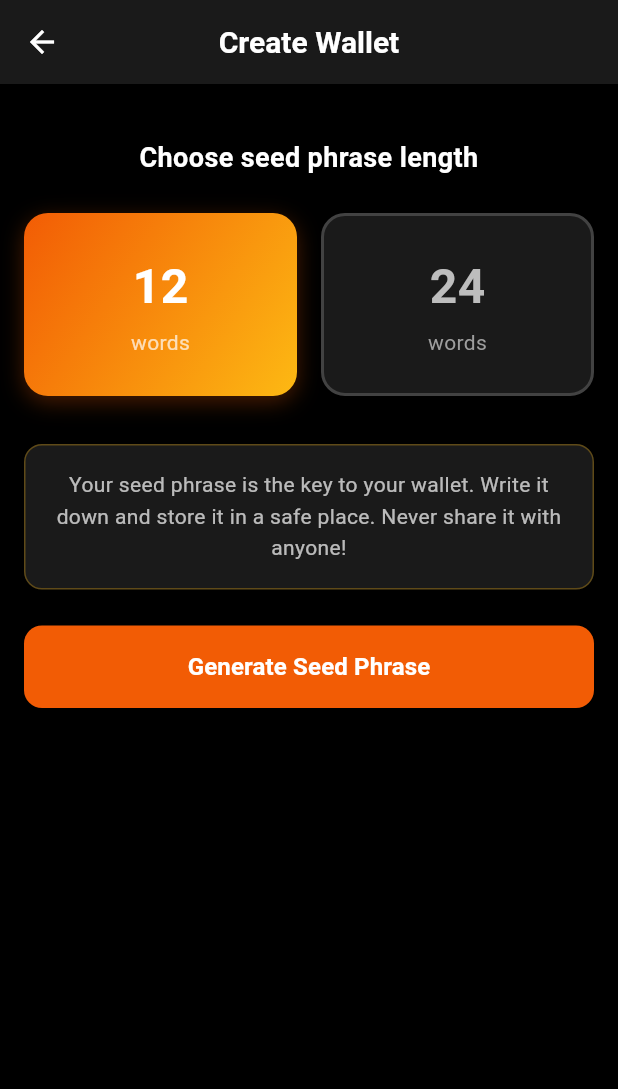
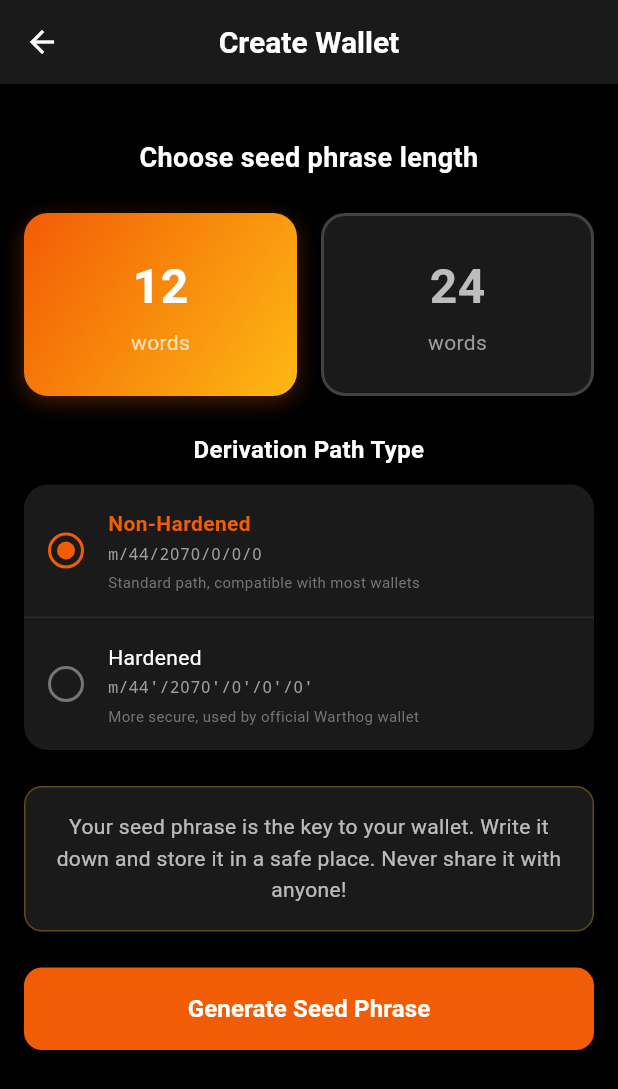
Before and after one commit to erand2015/wallet2026, a Flutter app: the CreateWalletScreen screen opened by its route, on a phone screen of 412 x 824 dp. Shown: the top 1089 px of the screen. Run offline on Flutter 3.47's test engine with Material 3 defaults, Android fonts, the phone set to English and light mode, and no system bars; our stand-ins replace convert, file_picker, fixnum, fl_chart, flutter_local_notifications, flutter_secure_storage and 5 more; missing offline and left inert: bip32, bip39, encrypt, pointycastle; accounts and stored records are empty.

Commit message:
Update create_wallet_screen.dart

```diff
--- a/lib/screens/create_wallet_screen.dart
+++ b/lib/screens/create_wallet_screen.dart
@@ -3,6 +3,8 @@ import 'package:flutter/material.dart';
 import 'package:provider/provider.dart';
 import 'package:flutter/services.dart';
 import '../providers/wallet_provider.dart';
+import '../services/wallet_service.dart';
+import '../utils/constants.dart';
 import '../theme/theme.dart';
 
 class CreateWalletScreen extends StatefulWidget {
@@ -13,8 +15,10 @@ class CreateWalletScreen extends StatefulWidget {
 }
 
 class _CreateWalletScreenState extends State<CreateWalletScreen> {
-  int _wordCount = 12;
+  int _wordCount = 12; // 12 ose 24
+  bool _useHardened = false; // false = Non-Hardened, true = Hardened
   bool _isLoading = false;
+  Map<String, dynamic>? _createdWallet;
 
   @override
   Widget build(BuildContext context) {
@@ -29,8 +33,13 @@ class _CreateWalletScreenState extends State<CreateWalletScreen> {
         ),
         elevation: 0,
       ),
-      body: Padding(
-        padding: const EdgeInsets.all(16.0),
+      body: _createdWallet == null ? _buildForm() : _buildWalletDisplay(),
+    );
+  }
+
+  Widget _buildForm() {
+    return SingleChildScrollView(
+      padding: const EdgeInsets.all(16),
       child: Column(
         crossAxisAlignment: CrossAxisAlignment.stretch,
         children: [
@@ -49,7 +58,7 @@ class _CreateWalletScreenState extends State<CreateWalletScreen> {
 
           const SizedBox(height: 24),
 
-            // Opsionet 12/24 fjalë - MODERNE
+          // Opsionet 12/24 fjalë
           Row(
             children: [
               Expanded(
@@ -62,7 +71,46 @@ class _CreateWalletScreenState extends State<CreateWalletScreen> {
             ],
           ),
 
-            const SizedBox(height: 32),
+          const SizedBox(height: 24),
+
+          // Derivation Path Selection
+          const Text(
+            'Derivation Path Type',
+            style: TextStyle(
+              color: Colors.white,
+              fontSize: 16,
+              fontWeight: FontWeight.w600,
+            ),
+            textAlign: TextAlign.center,
+          ),
+          const SizedBox(height: 12),
+          Container(
+            decoration: BoxDecoration(
+              color: const Color(0xFF1A1A1A),
+              borderRadius: BorderRadius.circular(16),
+            ),
+            child: Column(
+              children: [
+                _buildPathOption(
+                  value: false,
+                  title: 'Non-Hardened',
+                  subtitle: 'm/44/2070/0/0/0',
+                  description: 'Standard path, compatible with most wallets',
+                  isSelected: !_useHardened,
+                ),
+                const Divider(color: Color(0xFF2A2A2A), height: 1),
+                _buildPathOption(
+                  value: true,
+                  title: 'Hardened',
+                  subtitle: "m/44'/2070'/0'/0'/0'",
+                  description: 'More secure, used by official Warthog wallet',
+                  isSelected: _useHardened,
+                ),
+              ],
+            ),
+          ),
+
+          const SizedBox(height: 24),
 
           // Shpjegim
           Container(
@@ -118,7 +166,6 @@ class _CreateWalletScreenState extends State<CreateWalletScreen> {
                   ),
           ),
         ],
-        ),
       ),
     );
   }
@@ -185,77 +232,140 @@ class _CreateWalletScreenState extends State<CreateWalletScreen> {
     );
   }
 
-  void _createWallet() async {
-    setState(() => _isLoading = true);
-
-    try {
-      final provider = Provider.of<WalletProvider>(context, listen: false);
-      await provider.createNewWallet(wordCount: _wordCount);
-
-      if (mounted) {
-        _showModernSeedPhraseDialog(provider);
-      }
-    } catch (e) {
-      ScaffoldMessenger.of(context).showSnackBar(
-        SnackBar(
-          content: Text('Error: $e'),
-          backgroundColor: Colors.red,
-        ),
-      );
-    } finally {
-      setState(() => _isLoading = false);
-    }
-  }
-
-  void _showModernSeedPhraseDialog(WalletProvider provider) {
-    final words = provider.wallet!.mnemonic.split(' ');
-
-    showDialog(
-      context: context,
-      barrierDismissible: false,
-      builder: (context) => Dialog(
-        backgroundColor: const Color(0xFF1A1A1A),
-        shape: RoundedRectangleBorder(
-          borderRadius: BorderRadius.circular(20),
-        ),
+  Widget _buildPathOption({
+    required bool value,
+    required String title,
+    required String subtitle,
+    required String description,
+    required bool isSelected,
+  }) {
+    return GestureDetector(
+      onTap: () => setState(() => _useHardened = value),
       child: Container(
-          padding: const EdgeInsets.all(20),
-          child: Column(
-            mainAxisSize: MainAxisSize.min,
-            crossAxisAlignment: CrossAxisAlignment.stretch,
-            children: [
-              // Titull
-              Row(
+        padding: const EdgeInsets.all(16),
+        child: Row(
           children: [
             Container(
-                    padding: const EdgeInsets.all(8),
+              width: 24,
+              height: 24,
               decoration: BoxDecoration(
-                      color: WarthogColors.primaryOrange.withOpacity(0.1),
                 shape: BoxShape.circle,
-                    ),
-                    child: Icon(
-                      Icons.security,
-                      color: WarthogColors.primaryOrange,
-                      size: 24,
+                border: Border.all(
+                  color: isSelected ? WarthogColors.primaryOrange : Colors.grey.shade600,
+                  width: 2,
                 ),
               ),
-                  const SizedBox(width: 12),
-                  const Expanded(
-                    child: Text(
-                      'Your Seed Phrase',
+              child: isSelected
+                  ? Center(
+                      child: Container(
+                        width: 12,
+                        height: 12,
+                        decoration: BoxDecoration(
+                          shape: BoxShape.circle,
+                          color: WarthogColors.primaryOrange,
+                        ),
+                      ),
+                    )
+                  : null,
+            ),
+            const SizedBox(width: 16),
+            Expanded(
+              child: Column(
+                crossAxisAlignment: CrossAxisAlignment.start,
+                children: [
+                  Text(
+                    title,
                     style: TextStyle(
-                        color: Colors.white,
-                        fontSize: 20,
-                        fontWeight: FontWeight.bold,
+                      color: isSelected ? WarthogColors.primaryOrange : Colors.white,
+                      fontWeight: isSelected ? FontWeight.w600 : FontWeight.normal,
                     ),
+                  ),
+                  const SizedBox(height: 2),
+                  Text(
+                    subtitle,
+                    style: TextStyle(
+                      color: Colors.grey.shade500,
+                      fontSize: 11,
+                      fontFamily: 'monospace',
+                    ),
+                  ),
+                  const SizedBox(height: 4),
+                  Text(
+                    description,
+                    style: TextStyle(
+                      color: Colors.grey.shade600,
+                      fontSize: 10,
                     ),
                   ),
                 ],
               ),
+            ),
+          ],
+        ),
+      ),
+    );
+  }
 
-              const SizedBox(height: 20),
+  Widget _buildWalletDisplay() {
+    final words = _createdWallet!['mnemonic'].split(' ');
 
-              // Lista e fjalëve në formë rrjeti
+    return SingleChildScrollView(
+      padding: const EdgeInsets.all(20),
+      child: Column(
+        crossAxisAlignment: CrossAxisAlignment.stretch,
+        children: [
+          // Success Header
+          Container(
+            padding: const EdgeInsets.all(16),
+            decoration: BoxDecoration(
+              color: Colors.green.withOpacity(0.1),
+              borderRadius: BorderRadius.circular(16),
+              border: Border.all(color: Colors.green.withOpacity(0.3)),
+            ),
+            child: Row(
+              children: [
+                const Icon(Icons.check_circle, color: Colors.green, size: 32),
+                const SizedBox(width: 12),
+                Expanded(
+                  child: Column(
+                    crossAxisAlignment: CrossAxisAlignment.start,
+                    children: [
+                      const Text(
+                        'Wallet Created Successfully!',
+                        style: TextStyle(
+                          color: Colors.white,
+                          fontSize: 16,
+                          fontWeight: FontWeight.bold,
+                        ),
+                      ),
+                      Text(
+                        '${_wordCount} words • ${_useHardened ? "Hardened" : "Non-Hardened"}',
+                        style: TextStyle(
+                          color: Colors.grey.shade400,
+                          fontSize: 12,
+                        ),
+                      ),
+                    ],
+                  ),
+                ),
+              ],
+            ),
+          ),
+
+          const SizedBox(height: 24),
+
+          // Seed Phrase Title
+          const Text(
+            'Your Seed Phrase',
+            style: TextStyle(
+              color: Colors.white,
+              fontSize: 16,
+              fontWeight: FontWeight.w600,
+            ),
+          ),
+          const SizedBox(height: 8),
+
+          // Seed Phrase Grid
           Container(
             padding: const EdgeInsets.all(16),
             decoration: BoxDecoration(
@@ -316,9 +426,63 @@ class _CreateWalletScreenState extends State<CreateWalletScreen> {
             ),
           ),
 
+          const SizedBox(height: 16),
+
+          // Address
+          const Text(
+            'Your Address',
+            style: TextStyle(
+              color: Colors.white,
+              fontSize: 16,
+              fontWeight: FontWeight.w600,
+            ),
+          ),
+          const SizedBox(height: 8),
+          Container(
+            padding: const EdgeInsets.all(16),
+            decoration: BoxDecoration(
+              color: const Color(0xFF1A1A1A),
+              borderRadius: BorderRadius.circular(12),
+              border: Border.all(color: Colors.grey.shade800),
+            ),
+            child: SelectableText(
+              _createdWallet!['address'],
+              style: const TextStyle(
+                color: WarthogColors.primaryOrange,
+                fontSize: 12,
+                fontFamily: 'monospace',
+              ),
+            ),
+          ),
+
+          const SizedBox(height: 16),
+
+          // Path Info
+          Container(
+            padding: const EdgeInsets.all(12),
+            decoration: BoxDecoration(
+              color: const Color(0xFF1A1A1A),
+              borderRadius: BorderRadius.circular(12),
+            ),
+            child: Row(
+              children: [
+                const Icon(Icons.folder_open, color: Colors.grey, size: 16),
+                const SizedBox(width: 8),
+                Text(
+                  'Derivation Path: ${_useHardened ? "m/44\'/2070\'/0\'/0\'/0\'" : "m/44/2070/0/0/0"}',
+                  style: const TextStyle(
+                    color: Colors.grey,
+                    fontSize: 11,
+                    fontFamily: 'monospace',
+                  ),
+                ),
+              ],
+            ),
+          ),
+
           const SizedBox(height: 20),
 
-              // Paralajmërim
+          // Warning
           Container(
             padding: const EdgeInsets.all(12),
             decoration: BoxDecoration(
@@ -353,7 +517,7 @@ class _CreateWalletScreenState extends State<CreateWalletScreen> {
 
           const SizedBox(height: 20),
 
-              // Butonat
+          // Buttons
           Row(
             children: [
               // Copy button
@@ -361,7 +525,7 @@ class _CreateWalletScreenState extends State<CreateWalletScreen> {
                 child: OutlinedButton.icon(
                   onPressed: () {
                     Clipboard.setData(ClipboardData(
-                          text: provider.wallet!.mnemonic
+                      text: _createdWallet!['mnemonic']
                     ));
                     ScaffoldMessenger.of(context).showSnackBar(
                       const SnackBar(
@@ -393,7 +557,7 @@ class _CreateWalletScreenState extends State<CreateWalletScreen> {
 
               const SizedBox(width: 12),
 
-                  // OK button
+              // Go to Wallet button
               Expanded(
                 child: ElevatedButton(
                   onPressed: () {
@@ -408,15 +572,53 @@ class _CreateWalletScreenState extends State<CreateWalletScreen> {
                       borderRadius: BorderRadius.circular(12),
                     ),
                   ),
-                      child: const Text('OK'),
+                  child: const Text('Go to Wallet'),
                 ),
               ),
             ],
           ),
         ],
       ),
-        ),
+    );
+  }
+
+  void _createWallet() async {
+    setState(() => _isLoading = true);
+
+    try {
+      final walletService = WalletService();
+
+      // Përdor path-in e duhur sipas përzgjedhjes
+      final path = _useHardened
+          ? WarthogConstants.hardenedPath
+          : WarthogConstants.nonHardenedPath;
+
+      final wallet = await walletService.createNewWallet(
+        wordCount: _wordCount,
+        derivationPath: path,
+      );
+
+      setState(() {
+        _createdWallet = {
+          'mnemonic': wallet.mnemonic,
+          'address': wallet.address,
+          'privateKey': wallet.privateKey,
+        };
+        _isLoading = false;
+      });
+
+      // Ruaj portofolin në provider
+      final provider = Provider.of<WalletProvider>(context, listen: false);
+      await provider.loadWallet();
+
+    } catch (e) {
+      setState(() => _isLoading = false);
+      ScaffoldMessenger.of(context).showSnackBar(
+        SnackBar(
+          content: Text('Error: ${e.toString().replaceAll('Exception: ', '')}'),
+          backgroundColor: Colors.red,
         ),
       );
     }
   }
+}
```
Lines whose indentation alone changed are shown as unchanged.
